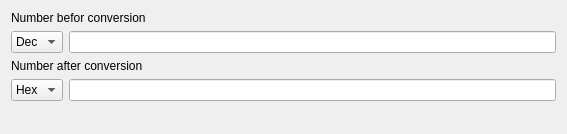
Qt form src/utils/numberconverterdialog.ui (N1vn0vem8er/8080ide) before a commit.
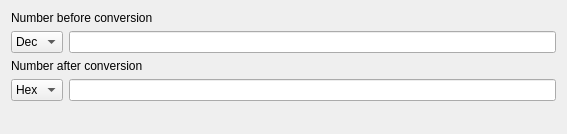
The same form after that commit.

Commit message: Changed createprojectwindow layout and fixed typos

```diff
--- a/src/utils/numberconverterdialog.ui
+++ b/src/utils/numberconverterdialog.ui
@@ -20,7 +20,7 @@
    <item>
     <widget class="QLabel" name="label">
      <property name="text">
-      <string>Number befor conversion</string>
+      <string>Number before conversion</string>
      </property>
     </widget>
    </item>
```
The commit also changes 3 other files.
